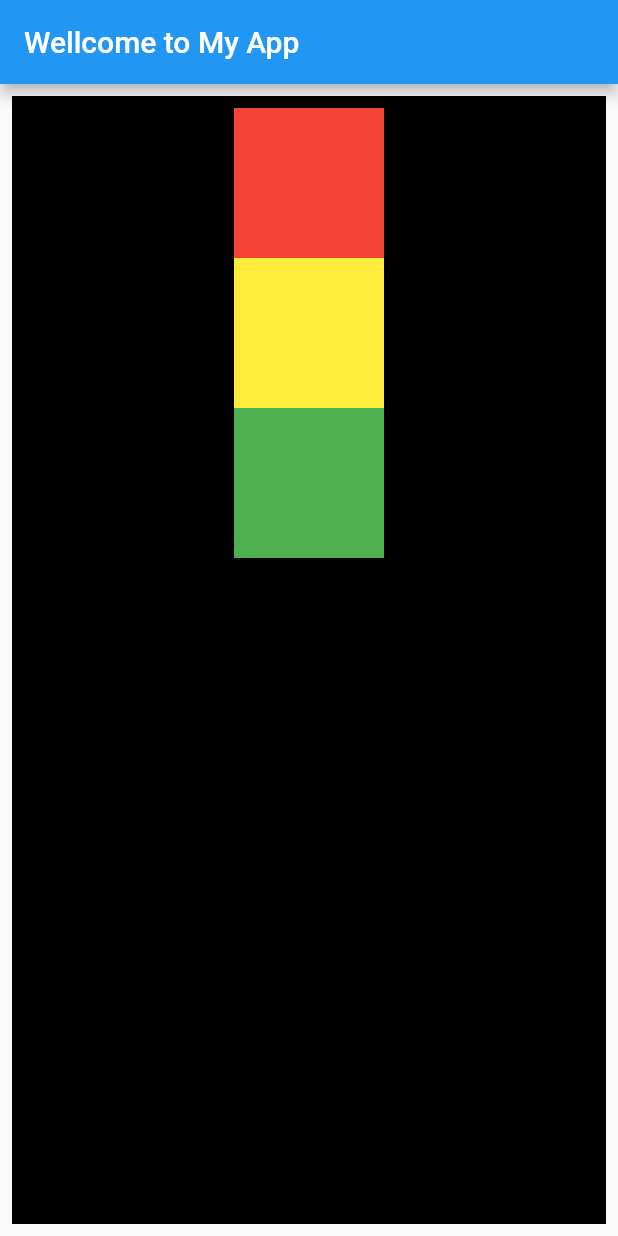
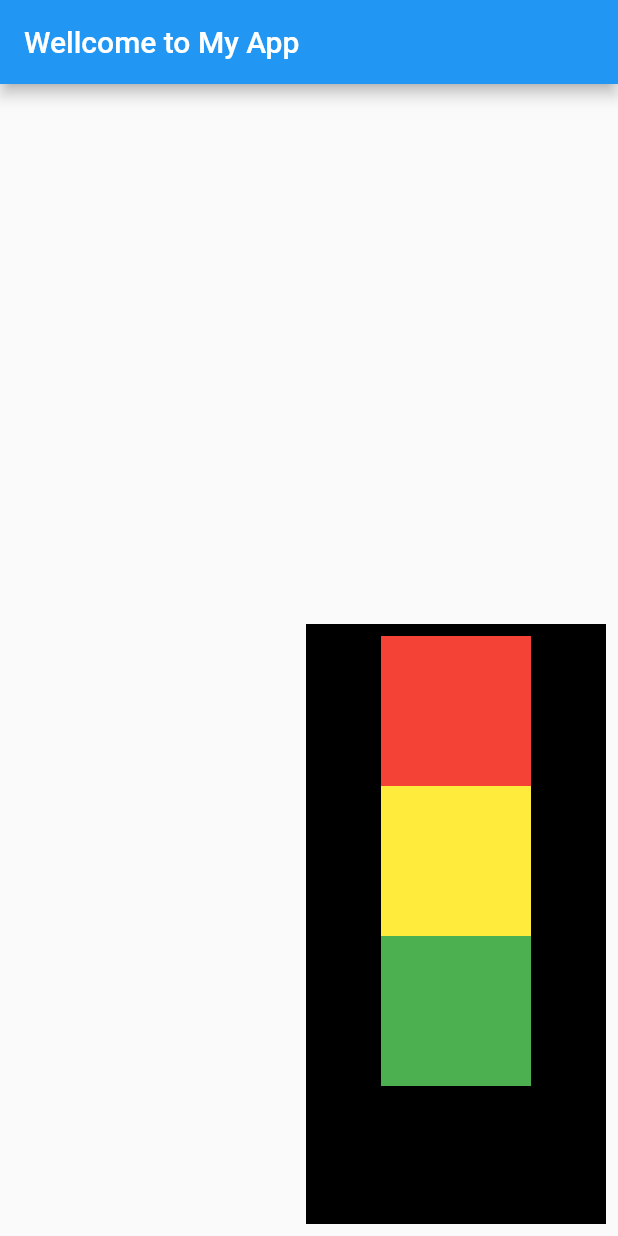
Before and after one commit to Mariyamahnoor95/30DayFlutter, a Flutter app: the screen it shows after launch, on a phone screen of 412 x 824 dp. Run offline on Flutter 3.47's test engine with Material 2 defaults, Android fonts, the phone set to English and light mode, and no system bars.

Commit message:
chap 2 completed

```diff
--- a/lib/main.dart
+++ b/lib/main.dart
@@ -18,10 +18,12 @@ class HomePage extends StatelessWidget {
       ),
       body: Padding(
         padding: const EdgeInsets.all(8.0),
+        child: Align(
+          alignment: Alignment.bottomRight,
           child: Container(
             color: Colors.black,
-          width: MediaQuery.of(context).size.width,
-          height: MediaQuery.of(context).size.height,
+            width: 200,
+            height: 400,
             child: Padding(
               padding: const EdgeInsets.all(8.0),
               child: Column(
@@ -51,6 +53,7 @@ class HomePage extends StatelessWidget {
             ),
           ),
         ),
+      ),
     );
   }
 }
```
Lines whose indentation alone changed are shown as unchanged.
